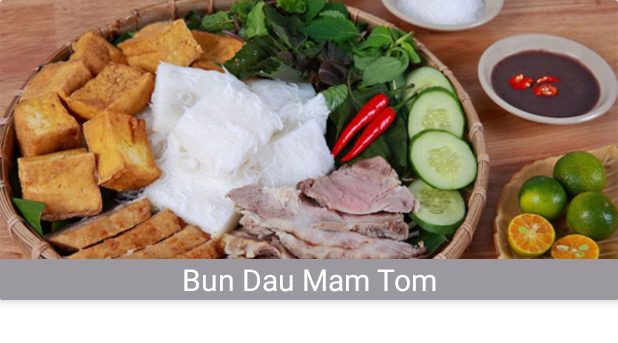
After one commit to kothedangnhap/DoAnAndroid, an Android app: the layout category_item_list.xml on its own in the app's theme, with its tools: preview values and no code run, on a phone screen of 412 x 824 dp. The commit adds this screen. Shown: the top 343 px of the screen. Run offline under Robolectric (Android 15) with nearby library versions, the phone set to English and light mode, and no system bars.

Commit message:
Categories_List ne hihi

```diff
--- a/app/build.gradle
+++ b/app/build.gradle
@@ -61,4 +61,9 @@ dependencies {
     //noinspection GradleDynamicVersion
     implementation 'com.readystatesoftware.sqliteasset:sqliteassethelper:+'
     implementation 'androidx.databinding:databinding-runtime:3.6.3'
+    compileOnly 'com.google.android.wearable:wearable:2.6.0'
+    implementation 'com.firebaseui:firebase-ui-database:6.4.0'
+    implementation 'com.github.bumptech.glide:glide:3.7.0'
+    //noinspection GradleCompatible
+    implementation 'com.android.support:support-v4:23.1.1'
 }
--- a/app/src/main/java/com/example/myapplication/Home.java
+++ b/app/src/main/java/com/example/myapplication/Home.java
@@ -36,7 +36,7 @@ public class Home extends AppCompatActivity {
                     selectedFragment = new homeFragment();
                     break;
                 case R.id.nav_menu:
-
+                    selectedFragment = new Categories_Fragment();
                     break;
                 case R.id.nav_cart:
                     selectedFragment = new CartFragment();
--- /dev/null
+++ b/app/src/main/res/layout/category_item_list.xml
@@ -0,0 +1,34 @@
+<?xml version="1.0" encoding="utf-8"?>
+<androidx.cardview.widget.CardView
+    xmlns:android="http://schemas.android.com/apk/res/android"
+    xmlns:app="http://schemas.android.com/apk/res-auto"
+    xmlns:tools="http://schemas.android.com/tools"
+    android:layout_width="match_parent"
+    android:layout_height="200dp"
+    app:cardElevation="4dp"
+    android:layout_marginBottom="8dp">
+
+    <RelativeLayout
+        android:layout_width="match_parent"
+        android:layout_height="match_parent">
+
+        <ImageView
+            android:id="@+id/food_img"
+            android:scaleType="centerCrop"
+            android:src="@drawable/img"
+            android:layout_width="match_parent"
+            android:layout_height="match_parent"/>
+
+        <TextView
+            android:id="@+id/food_name"
+            android:text="Bun Dau Mam Tom"
+            android:textColor="@color/colorWhite"
+            android:background="#9C989F"
+            android:textSize="20sp"
+            android:gravity="center"
+            android:layout_alignParentBottom="true"
+            android:layout_width="match_parent"
+            android:layout_height="wrap_content"/>
+
+    </RelativeLayout>
+</androidx.cardview.widget.CardView>
--- a/app/src/main/res/values/strings.xml
+++ b/app/src/main/res/values/strings.xml
@@ -20,5 +20,6 @@
     <string name="sign_out">Sign out</string>
     <string name="menu_menu">Categories</string>
     <string name="menu_cart">Cart</string>
+    <string name="hello_blank_fragment">Hello blank fragment</string>
 
 </resources>
```
Also changed, not shown: app/src/main/java/Model/Category.java (added, +37 -0 lines), app/src/main/java/Model/Food.java (added, +65 -0 lines), app/src/main/java/com/example/myapplication/Adapter/CategoryAdapter.java (added, +60 -0 lines), app/src/main/java/com/example/myapplication/Categories_Fragment.java (added, +87 -0 lines), app/src/main/res/layout/fragment_categories.xml (added, +13 -0 lines).
